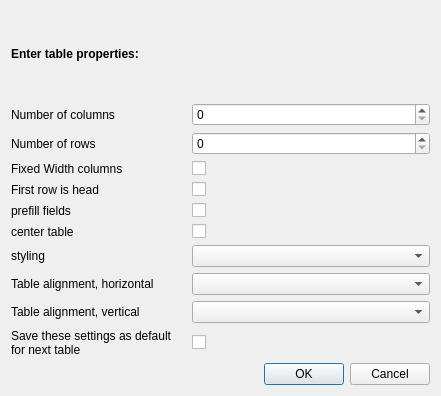
Above: designer/addtable.ui from ijgnd/anki__editor_add_table before the change. Below: the same form after it.
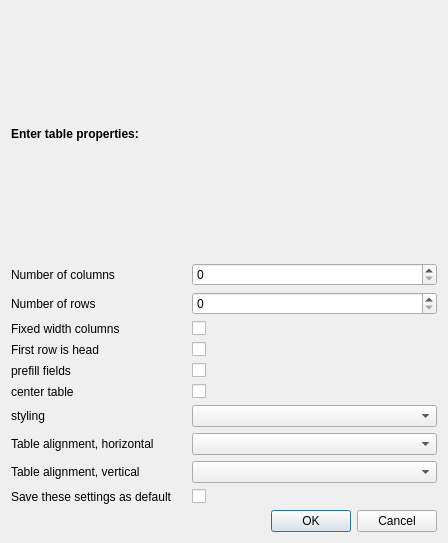
That is the form after the change.

Commit message:
remember dialog size, increase default size
needed for the bigger 2.1.55 stylesheet

What changed in the file:
```diff
--- a/designer/addtable.ui
+++ b/designer/addtable.ui
@@ -6,8 +6,8 @@
    <rect>
     <x>0</x>
     <y>0</y>
-    <width>441</width>
-    <height>396</height>
+    <width>448</width>
+    <height>543</height>
    </rect>
   </property>
   <property name="windowTitle">
@@ -15,7 +15,7 @@
   </property>
   <layout class="QGridLayout" name="gridLayout">
    <item row="0" column="0">
-    <layout class="QGridLayout" name="gridLayout_2">
+    <layout class="QGridLayout" name="gridLayout_2" rowstretch="0,0,0,0,0,0,0,0,0,0,0" rowminimumheight="0,0,0,0,0,0,0,0,0,0,0">
      <item row="10" column="0">
       <widget class="QLabel" name="label_8">
        <property name="sizePolicy">
@@ -31,7 +31,7 @@
         </size>
        </property>
        <property name="text">
-        <string>Save these settings as default for next table</string>
+        <string>Save these settings as default</string>
        </property>
        <property name="wordWrap">
         <bool>true</bool>
@@ -108,7 +108,7 @@
      <item row="3" column="0">
       <widget class="QLabel" name="label_10">
        <property name="text">
-        <string>Fixed Width columns</string>
+        <string>Fixed width columns</string>
        </property>
       </widget>
      </item>
```
The commit also changes 1 other file.
